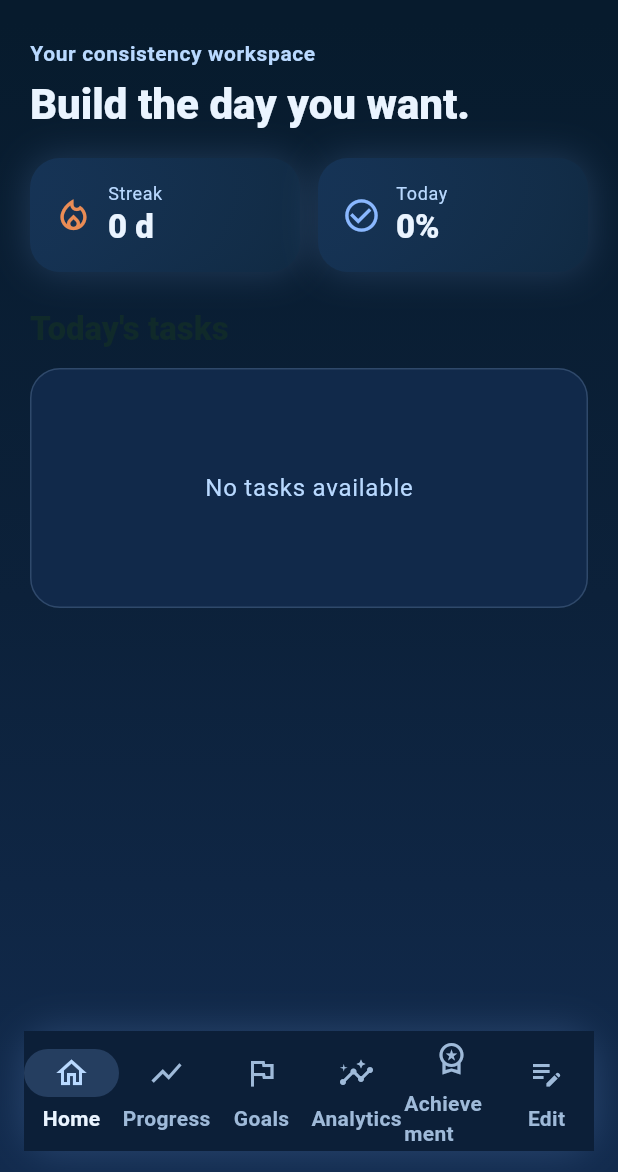
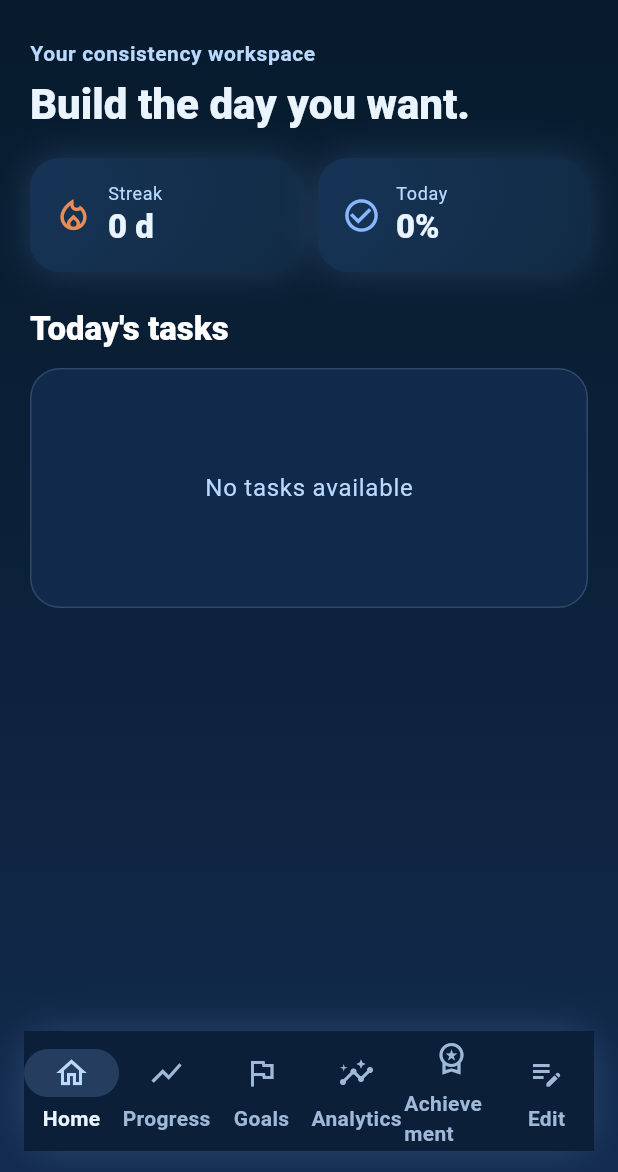
Before and after one commit to vmohanram2008-maker/Consistency_Builder_app, a Flutter app: the screen it shows after launch, on a phone screen of 412 x 824 dp, the part 64-1236 px from its top. Run offline on Flutter 3.47's test engine with Material 3 defaults, Android fonts, the phone set to English and light mode, and no system bars; our stand-ins replace fl_chart, flutter_local_notifications, shared_preferences, sqflite, sqflite_common_ffi, timezone and 1 more; missing offline and left inert: dart:js_interop; accounts and stored records are empty.

Commit message:
Update home screen UI

```diff
--- a/lib/home_screen.dart
+++ b/lib/home_screen.dart
@@ -79,7 +79,7 @@ class _HomeScreenState extends State<HomeScreen> {
                   'Today\'s tasks',
                   style: theme.textTheme.titleLarge?.copyWith(
                     fontWeight: FontWeight.w800,
-                    color: const Color(0xFF102A2A),
+                    color: Colors.white,
                   ),
                 ),
                 const SizedBox(height: 12),
```
